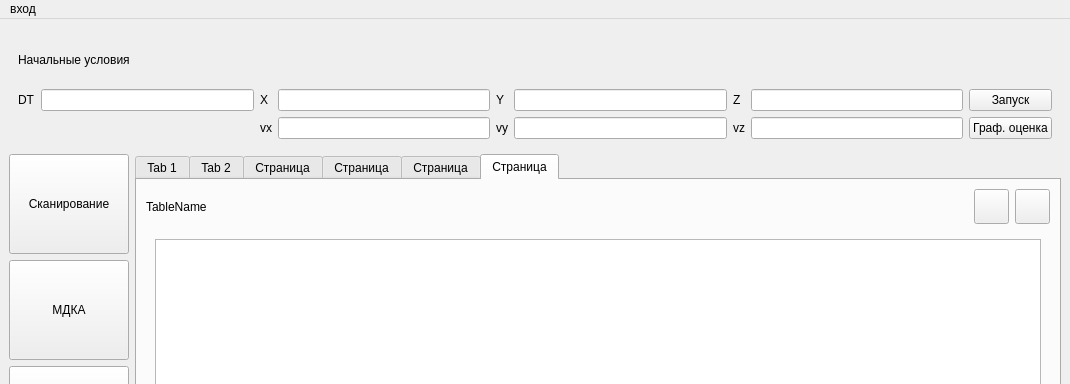
Old version of the form mainwindow.ui in the repository MaryBark/SSMZP; both pictures show x 0 to 1070 and y 0 to 384 of the 1070 by 919 pixel window.
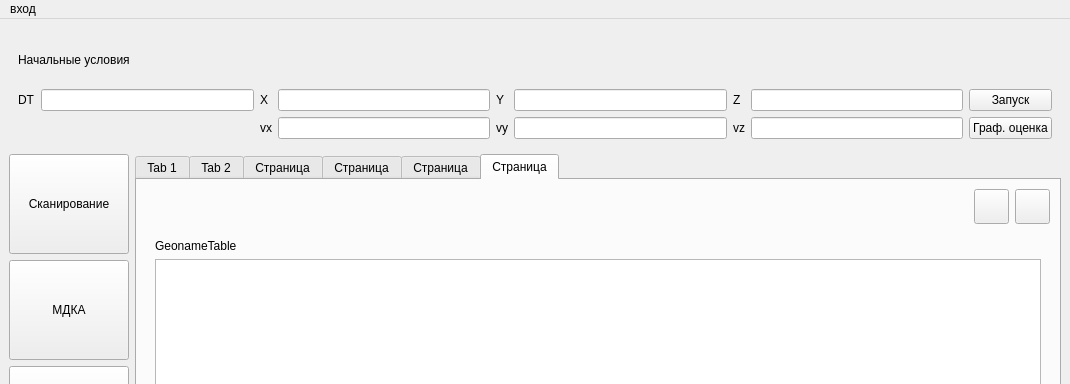
New version of the form. The open tabs and pages were chosen to show the change.

Commit message: теперь в БД пишется массивgit statusgit status!

The edit to the form file:
```diff
--- a/mainwindow.ui
+++ b/mainwindow.ui
@@ -405,28 +405,9 @@
        <attribute name="title">
         <string>Страница</string>
        </attribute>
-       <layout class="QVBoxLayout" name="verticalLayout_3">
+       <layout class="QVBoxLayout" name="verticalLayout_6">
         <item>
          <layout class="QHBoxLayout" name="horizontalLayout_4">
-          <item>
-           <widget class="QLabel" name="label_9">
-            <property name="minimumSize">
-             <size>
-              <width>150</width>
-              <height>0</height>
-             </size>
-            </property>
-            <property name="maximumSize">
-             <size>
-              <width>150</width>
-              <height>16777215</height>
-             </size>
-            </property>
-            <property name="text">
-             <string>TableName</string>
-            </property>
-           </widget>
-          </item>
           <item>
            <spacer name="horizontalSpacer">
             <property name="orientation">
@@ -486,14 +467,52 @@
            <number>0</number>
           </property>
           <widget class="QWidget" name="page_3">
-           <layout class="QHBoxLayout" name="horizontalLayout_2">
+           <layout class="QVBoxLayout" name="verticalLayout_5">
             <item>
-             <widget class="QTableView" name="tableView_3"/>
+             <widget class="QLabel" name="labelGeo">
+              <property name="minimumSize">
+               <size>
+                <width>150</width>
+                <height>0</height>
+               </size>
+              </property>
+              <property name="maximumSize">
+               <size>
+                <width>150</width>
+                <height>16777215</height>
+               </size>
+              </property>
+              <property name="text">
+               <string>GeonameTable</string>
+              </property>
+             </widget>
+            </item>
+            <item>
+             <widget class="QTableView" name="tableViewGeo"/>
             </item>
            </layout>
           </widget>
           <widget class="QWidget" name="page_4">
-           <layout class="QHBoxLayout" name="horizontalLayout_3">
+           <layout class="QVBoxLayout" name="verticalLayout_3">
+            <item>
+             <widget class="QLabel" name="labelTan">
+              <property name="minimumSize">
+               <size>
+                <width>150</width>
+                <height>0</height>
+               </size>
+              </property>
+              <property name="maximumSize">
+               <size>
+                <width>150</width>
+                <height>16777215</height>
+               </size>
+              </property>
+              <property name="text">
+               <string>TableName</string>
+              </property>
+             </widget>
+            </item>
             <item>
              <widget class="QTableView" name="tableView_4"/>
             </item>
```
The commit also changes 2 other files.
